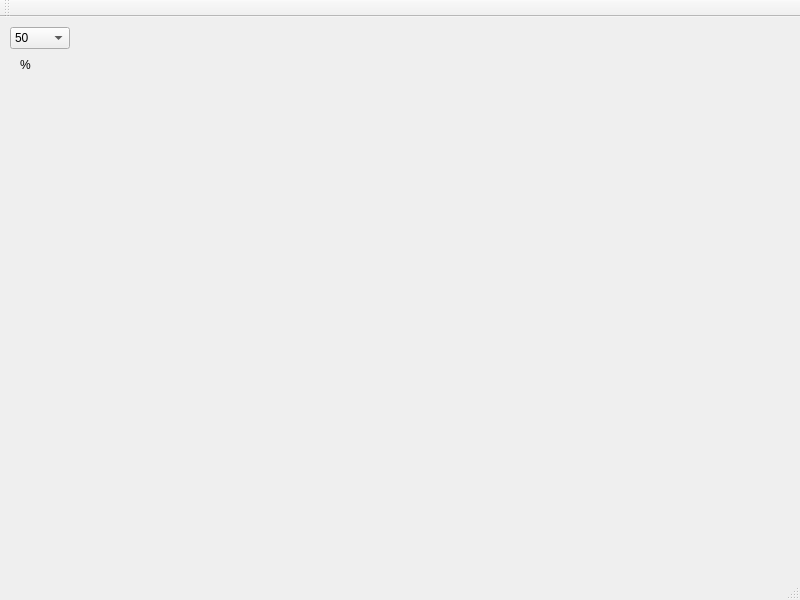
Above: forms/mainwindow.ui from babmukgohazo/pmind before the change. Below: the same form after it.
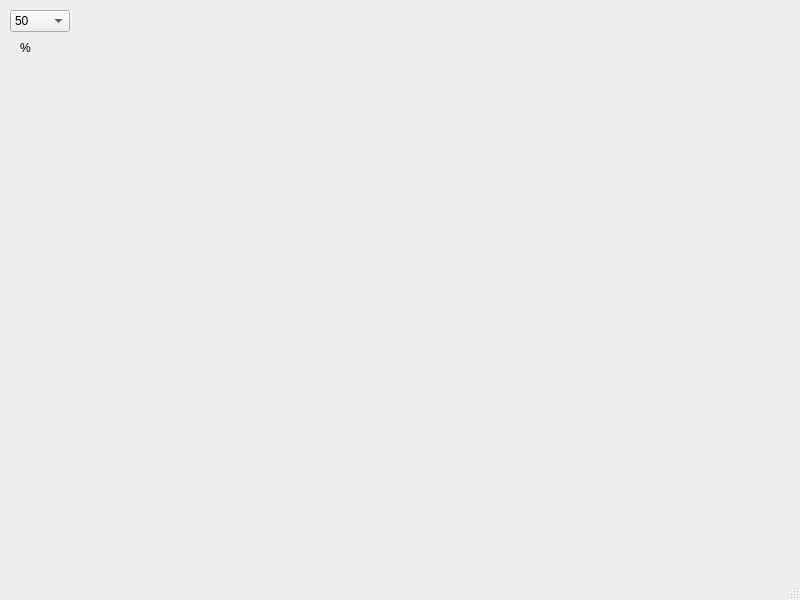
That is the form after the change.

Patch:
```diff
--- a/forms/mainwindow.ui
+++ b/forms/mainwindow.ui
@@ -91,17 +91,6 @@
    </property>
   </widget>
   <widget class="QStatusBar" name="statusBar"/>
-  <widget class="QToolBar" name="mainToolBar">
-   <property name="orientation">
-    <enum>Qt::Horizontal</enum>
-   </property>
-   <attribute name="toolBarArea">
-    <enum>TopToolBarArea</enum>
-   </attribute>
-   <attribute name="toolBarBreak">
-    <bool>false</bool>
-   </attribute>
-  </widget>
   <action name="actionAsdfa">
    <property name="text">
     <string>asdfa</string>
```
